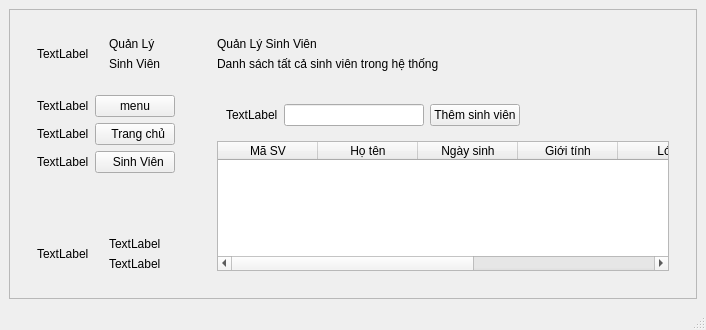
Old version of the form Student_management.ui in the repository akazajok/Quan-li-sinh-vien.
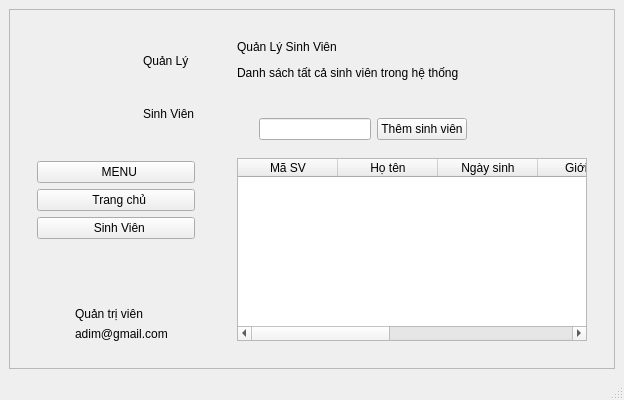
New version of the form. The open tabs and pages were chosen to show the change. Icons and pictures are not drawn.

What changed in the file:
```diff
--- a/Student_management.ui
+++ b/Student_management.ui
@@ -6,8 +6,8 @@
    <rect>
     <x>0</x>
     <y>0</y>
-    <width>706</width>
-    <height>330</height>
+    <width>624</width>
+    <height>400</height>
    </rect>
   </property>
   <property name="windowTitle">
@@ -25,8 +25,8 @@
         <rect>
          <x>0</x>
          <y>0</y>
-         <width>686</width>
-         <height>289</height>
+         <width>604</width>
+         <height>359</height>
         </rect>
        </property>
        <layout class="QHBoxLayout" name="horizontalLayout_2" stretch="1,4">
@@ -38,8 +38,23 @@
              <layout class="QHBoxLayout" name="horizontalLayout_3">
               <item>
                <widget class="QLabel" name="LogoPtit">
+                <property name="minimumSize">
+                 <size>
+                  <width>100</width>
+                  <height>100</height>
+                 </size>
+                </property>
                 <property name="text">
-                 <string>TextLabel</string>
+                 <string/>
+                </property>
+                <property name="pixmap">
+                 <pixmap resource="resources.qrc">:/icons/icons/Logo_PTIT_University.png</pixmap>
+                </property>
+                <property name="scaledContents">
+                 <bool>true</bool>
+                </property>
+                <property name="alignment">
+                 <set>Qt::AlignCenter</set>
                 </property>
                </widget>
               </item>
@@ -66,47 +81,56 @@
            </item>
            <item>
             <widget class="QWidget" name="navigationWidget" native="true">
-             <layout class="QFormLayout" name="formLayout">
-              <item row="0" column="0">
-               <widget class="QLabel" name="LogoMenu">
-                <property name="text">
-                 <string>TextLabel</string>
-                </property>
-               </widget>
-              </item>
-              <item row="1" column="0">
-               <widget class="QLabel" name="LogoHome">
-                <property name="text">
-                 <string>TextLabel</string>
-                </property>
-               </widget>
-              </item>
-              <item row="2" column="0">
-               <widget class="QLabel" name="LogoStudents">
-                <property name="text">
-                 <string>TextLabel</string>
-                </property>
-               </widget>
-              </item>
-              <item row="0" column="1">
+             <layout class="QVBoxLayout" name="verticalLayout_3">
+              <item>
                <widget class="QPushButton" name="btn_menu">
                 <property name="text">
-                 <string>menu</string>
+                 <string>  MENU</string>
+                </property>
+                <property name="icon">
+                 <iconset resource="resources.qrc">
+                  <normaloff>:/icons/icons/menu.png</normaloff>:/icons/icons/menu.png</iconset>
+                </property>
+                <property name="iconSize">
+                 <size>
+                  <width>24</width>
+                  <height>24</height>
+                 </size>
                 </property>
                </widget>
               </item>
-              <item row="1" column="1">
+              <item>
                <widget class="QPushButton" name="btn_Dashboard">
                 <property name="text">
                  <string>  Trang chủ</string>
                 </property>
+                <property name="icon">
+                 <iconset resource="resources.qrc">
+                  <normaloff>:/icons/icons/house.png</normaloff>:/icons/icons/house.png</iconset>
+                </property>
+                <property name="iconSize">
+                 <size>
+                  <width>24</width>
+                  <height>24</height>
+                 </size>
+                </property>
                </widget>
               </item>
-              <item row="2" column="1">
+              <item>
                <widget class="QPushButton" name="btn_sinh_vien">
                 <property name="text">
                  <string>  Sinh Viên</string>
                 </property>
+                <property name="icon">
+                 <iconset resource="resources.qrc">
+                  <normaloff>:/icons/icons/student.png</normaloff>:/icons/icons/student.png</iconset>
+                </property>
+                <property name="iconSize">
+                 <size>
+                  <width>24</width>
+                  <height>24</height>
+                 </size>
+                </property>
                </widget>
               </item>
              </layout>
@@ -130,8 +154,20 @@
              <layout class="QHBoxLayout" name="horizontalLayout_4">
               <item>
                <widget class="QLabel" name="profileAvatar">
+                <property name="maximumSize">
+                 <size>
+                  <width>32</width>
+                  <height>32</height>
+                 </size>
+                </property>
                 <property name="text">
-                 <string>TextLabel</string>
+                 <string/>
+                </property>
+                <property name="pixmap">
+                 <pixmap resource="resources.qrc">:/icons/icons/admin-panel.png</pixmap>
+                </property>
+                <property name="scaledContents">
+                 <bool>true</bool>
                 </property>
                </widget>
               </item>
@@ -140,14 +176,14 @@
                 <item>
                  <widget class="QLabel" name="profileName">
                   <property name="text">
-                   <string>TextLabel</string>
+                   <string>Quản trị viên</string>
                   </property>
                  </widget>
                 </item>
                 <item>
                  <widget class="QLabel" name="profileEmail">
                   <property name="text">
-                   <string>TextLabel</string>
+                   <string>adim@gmail.com</string>
                   </property>
                  </widget>
                 </item>
@@ -235,8 +271,20 @@
                  <layout class="QHBoxLayout" name="horizontalLayout_5">
                   <item>
                    <widget class="QLabel" name="Logo_Search">
+                    <property name="maximumSize">
+                     <size>
+                      <width>24</width>
+                      <height>24</height>
+                     </size>
+                    </property>
                     <property name="text">
-                     <string>TextLabel</string>
+                     <string/>
+                    </property>
+                    <property name="pixmap">
+                     <pixmap resource="resources.qrc">:/icons/icons/search.png</pixmap>
+                    </property>
+                    <property name="scaledContents">
+                     <bool>true</bool>
                     </property>
                    </widget>
                   </item>
```
Left out of the diff: 14 changed lines with no effect on the pictures.
